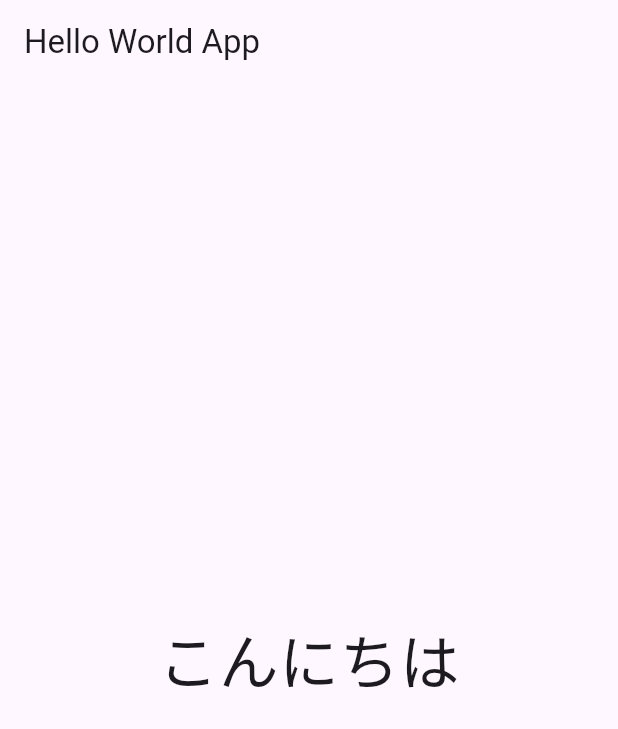
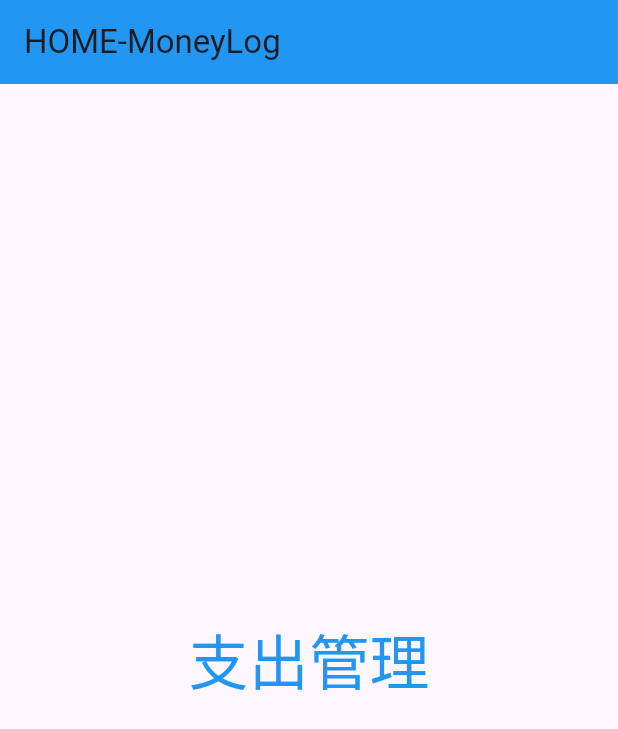
Before and after one commit to PainCorner/HOME-MoneyLog, a Flutter app: the screen it shows after launch, on a phone screen of 412 x 824 dp. Shown: the top 729 px of the screen. Run offline on Flutter 3.47's test engine with Material 3 defaults, Android fonts, the phone set to English and light mode, and no system bars.

Commit message:
android用初期設定完了

```diff
--- a/lib/main.dart
+++ b/lib/main.dart
@@ -13,12 +13,13 @@ class MyApp extends StatelessWidget {
       title: 'Hello World App',
       home: Scaffold(
         appBar: AppBar(
-          title: const Text('Hello World App'),
+          title: const Text('HOME-MoneyLog'),
+          backgroundColor: Colors.blue,
         ),
         body: const Center(
           child: Text(
-            'こんにちは',
-            style: TextStyle(fontSize: 40),
+            '支出管理',
+            style: TextStyle(fontSize: 40,color: Colors.blue),
           ),
         ),
       ),
```
